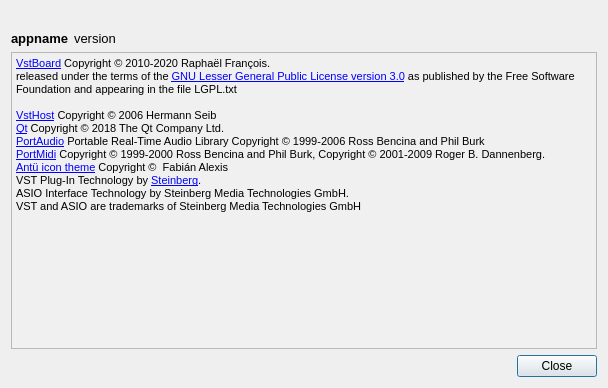
First picture: the form in src/common/views/aboutdialog.ui, repository CtrlBrk/vstboard, before the edit.
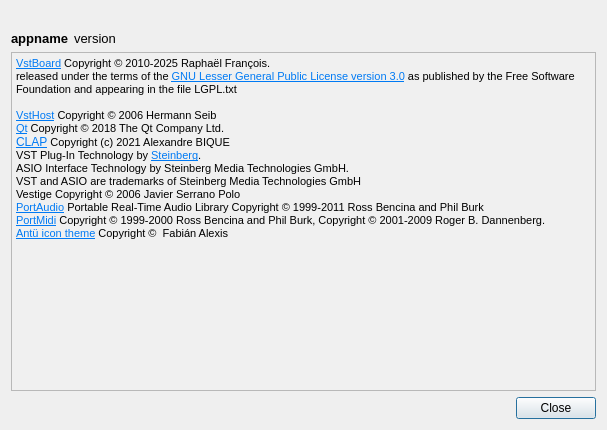
Second picture: the form after the edit. Icons and pictures are not drawn.

```diff
--- a/src/common/views/aboutdialog.ui
+++ b/src/common/views/aboutdialog.ui
@@ -9,8 +9,8 @@
    <rect>
     <x>0</x>
     <y>0</y>
-    <width>608</width>
-    <height>388</height>
+    <width>607</width>
+    <height>430</height>
    </rect>
   </property>
   <property name="sizePolicy">
@@ -142,17 +142,19 @@
 li.unchecked::marker { content: &quot;\2610&quot;; }
 li.checked::marker { content: &quot;\2612&quot;; }
 &lt;/style&gt;&lt;/head&gt;&lt;body style=&quot; font-family:'Segoe UI'; font-size:9pt; font-weight:400; font-style:normal;&quot;&gt;
-&lt;p style=&quot; margin-top:0px; margin-bottom:0px; margin-left:0px; margin-right:0px; -qt-block-indent:0; text-indent:0px;&quot;&gt;&lt;a href=&quot;http://vstboard.blogspot.com/&quot;&gt;&lt;span style=&quot; font-family:'MS Shell Dlg 2'; font-size:8pt; text-decoration: underline; color:#0000ff;&quot;&gt;VstBoard&lt;/span&gt;&lt;/a&gt;&lt;span style=&quot; font-family:'MS Shell Dlg 2'; font-size:8pt;&quot;&gt; Copyright © 2010-2020 Raphaël François. &lt;/span&gt;&lt;/p&gt;
-&lt;p style=&quot; margin-top:0px; margin-bottom:0px; margin-left:0px; margin-right:0px; -qt-block-indent:0; text-indent:0px;&quot;&gt;&lt;span style=&quot; font-family:'MS Shell Dlg 2'; font-size:8pt;&quot;&gt;released under the terms of the &lt;/span&gt;&lt;a href=&quot;http://www.gnu.org/licenses/lgpl.html&quot;&gt;&lt;span style=&quot; font-family:'MS Shell Dlg 2'; font-size:8pt; text-decoration: underline; color:#0000ff;&quot;&gt;GNU Lesser General Public License version 3.0&lt;/span&gt;&lt;/a&gt;&lt;span style=&quot; font-family:'MS Shell Dlg 2'; font-size:8pt;&quot;&gt; as published by the Free Software Foundation and appearing in the file LGPL.txt&lt;/span&gt;&lt;/p&gt;
+&lt;p style=&quot; margin-top:0px; margin-bottom:0px; margin-left:0px; margin-right:0px; -qt-block-indent:0; text-indent:0px;&quot;&gt;&lt;a href=&quot;http://vstboard.blogspot.com/&quot;&gt;&lt;span style=&quot; font-family:'MS Shell Dlg 2'; font-size:8pt; text-decoration: underline; color:#007af4;&quot;&gt;VstBoard&lt;/span&gt;&lt;/a&gt;&lt;span style=&quot; font-family:'MS Shell Dlg 2'; font-size:8pt;&quot;&gt; Copyright © 2010-2025 Raphaël François. &lt;/span&gt;&lt;/p&gt;
+&lt;p style=&quot; margin-top:0px; margin-bottom:0px; margin-left:0px; margin-right:0px; -qt-block-indent:0; text-indent:0px;&quot;&gt;&lt;span style=&quot; font-family:'MS Shell Dlg 2'; font-size:8pt;&quot;&gt;released under the terms of the &lt;/span&gt;&lt;a href=&quot;http://www.gnu.org/licenses/lgpl.html&quot;&gt;&lt;span style=&quot; font-family:'MS Shell Dlg 2'; font-size:8pt; text-decoration: underline; color:#007af4;&quot;&gt;GNU Lesser General Public License version 3.0&lt;/span&gt;&lt;/a&gt;&lt;span style=&quot; font-family:'MS Shell Dlg 2'; font-size:8pt;&quot;&gt; as published by the Free Software Foundation and appearing in the file LGPL.txt&lt;/span&gt;&lt;/p&gt;
 &lt;p style=&quot;-qt-paragraph-type:empty; margin-top:0px; margin-bottom:0px; margin-left:0px; margin-right:0px; -qt-block-indent:0; text-indent:0px; font-family:'MS Shell Dlg 2'; font-size:8pt;&quot;&gt;&lt;br /&gt;&lt;/p&gt;
-&lt;p style=&quot; margin-top:0px; margin-bottom:0px; margin-left:0px; margin-right:0px; -qt-block-indent:0; text-indent:0px;&quot;&gt;&lt;a href=&quot;http://www.hermannseib.com/&quot;&gt;&lt;span style=&quot; font-family:'MS Shell Dlg 2'; font-size:8pt; text-decoration: underline; color:#0000ff;&quot;&gt;VstHost&lt;/span&gt;&lt;/a&gt;&lt;span style=&quot; font-family:'MS Shell Dlg 2'; font-size:8pt;&quot;&gt; Copyright © 2006 Hermann Seib&lt;/span&gt;&lt;/p&gt;
-&lt;p style=&quot; margin-top:0px; margin-bottom:0px; margin-left:0px; margin-right:0px; -qt-block-indent:0; text-indent:0px;&quot;&gt;&lt;a href=&quot;http://qt.nokia.com&quot;&gt;&lt;span style=&quot; font-family:'MS Shell Dlg 2'; font-size:8pt; text-decoration: underline; color:#0000ff;&quot;&gt;Qt&lt;/span&gt;&lt;/a&gt;&lt;span style=&quot; font-family:'MS Shell Dlg 2'; font-size:8pt;&quot;&gt; Copyright © 2018 The Qt Company Ltd.&lt;/span&gt;&lt;/p&gt;
-&lt;p style=&quot; margin-top:0px; margin-bottom:0px; margin-left:0px; margin-right:0px; -qt-block-indent:0; text-indent:0px;&quot;&gt;&lt;a href=&quot;http://www.portaudio.com&quot;&gt;&lt;span style=&quot; font-family:'MS Shell Dlg 2'; font-size:8pt; text-decoration: underline; color:#0000ff;&quot;&gt;PortAudio&lt;/span&gt;&lt;/a&gt;&lt;span style=&quot; font-family:'MS Shell Dlg 2'; font-size:8pt;&quot;&gt; Portable Real-Time Audio Library Copyright © 1999-2006 Ross Bencina and Phil Burk&lt;/span&gt;&lt;/p&gt;
-&lt;p style=&quot; margin-top:0px; margin-bottom:0px; margin-left:0px; margin-right:0px; -qt-block-indent:0; text-indent:0px;&quot;&gt;&lt;a href=&quot;http://sourceforge.net/projects/portmedia&quot;&gt;&lt;span style=&quot; font-family:'MS Shell Dlg 2'; font-size:8pt; text-decoration: underline; color:#0000ff;&quot;&gt;PortMidi&lt;/span&gt;&lt;/a&gt;&lt;span style=&quot; font-family:'MS Shell Dlg 2'; font-size:8pt;&quot;&gt; Copyright © 1999-2000 Ross Bencina and Phil Burk, Copyright © 2001-2009 Roger B. Dannenberg.&lt;/span&gt;&lt;/p&gt;
-&lt;p style=&quot; margin-top:0px; margin-bottom:0px; margin-left:0px; margin-right:0px; -qt-block-indent:0; text-indent:0px;&quot;&gt;&lt;a href=&quot;https://github.com/fabianalexisinostroza&quot;&gt;&lt;span style=&quot; font-family:'MS Shell Dlg 2'; font-size:8pt; text-decoration: underline; color:#0000ff;&quot;&gt;Antü icon theme&lt;/span&gt;&lt;/a&gt;&lt;span style=&quot; font-family:'MS Shell Dlg 2'; font-size:8pt;&quot;&gt; Copyright ©  Fabián Alexis&lt;/span&gt;&lt;/p&gt;
-&lt;p style=&quot; margin-top:0px; margin-bottom:0px; margin-left:0px; margin-right:0px; -qt-block-indent:0; text-indent:0px;&quot;&gt;&lt;span style=&quot; font-family:'MS Shell Dlg 2'; font-size:8pt;&quot;&gt;VST Plug-In Technology by &lt;/span&gt;&lt;a href=&quot;http://www.steinberg.net&quot;&gt;&lt;span style=&quot; font-family:'MS Shell Dlg 2'; font-size:8pt; text-decoration: underline; color:#0000ff;&quot;&gt;Steinberg&lt;/span&gt;&lt;/a&gt;&lt;span style=&quot; font-family:'MS Shell Dlg 2'; font-size:8pt;&quot;&gt;.&lt;/span&gt;&lt;/p&gt;
+&lt;p style=&quot; margin-top:0px; margin-bottom:0px; margin-left:0px; margin-right:0px; -qt-block-indent:0; text-indent:0px;&quot;&gt;&lt;a href=&quot;http://www.hermannseib.com/&quot;&gt;&lt;span style=&quot; font-family:'MS Shell Dlg 2'; font-size:8pt; text-decoration: underline; color:#007af4;&quot;&gt;VstHost&lt;/span&gt;&lt;/a&gt;&lt;span style=&quot; font-family:'MS Shell Dlg 2'; font-size:8pt;&quot;&gt; Copyright © 2006 Hermann Seib&lt;/span&gt;&lt;/p&gt;
+&lt;p style=&quot; margin-top:0px; margin-bottom:0px; margin-left:0px; margin-right:0px; -qt-block-indent:0; text-indent:0px;&quot;&gt;&lt;a href=&quot;http://qt.nokia.com&quot;&gt;&lt;span style=&quot; font-family:'MS Shell Dlg 2'; font-size:8pt; text-decoration: underline; color:#007af4;&quot;&gt;Qt&lt;/span&gt;&lt;/a&gt;&lt;span style=&quot; font-family:'MS Shell Dlg 2'; font-size:8pt;&quot;&gt; Copyright © 2018 The Qt Company Ltd.&lt;/span&gt;&lt;/p&gt;
+&lt;p style=&quot; margin-top:0px; margin-bottom:0px; margin-left:0px; margin-right:0px; -qt-block-indent:0; text-indent:0px;&quot;&gt;&lt;a href=&quot;https://cleveraudio.org/&quot;&gt;&lt;span style=&quot; text-decoration: underline; color:#007af4;&quot;&gt;CLAP&lt;/span&gt;&lt;/a&gt;&lt;span style=&quot; font-family:'MS Shell Dlg 2'; font-size:8pt;&quot;&gt; Copyright (c) 2021 Alexandre BIQUE&lt;/span&gt;&lt;/p&gt;
+&lt;p style=&quot; margin-top:0px; margin-bottom:0px; margin-left:0px; margin-right:0px; -qt-block-indent:0; text-indent:0px;&quot;&gt;&lt;span style=&quot; font-family:'MS Shell Dlg 2'; font-size:8pt;&quot;&gt;VST Plug-In Technology by &lt;/span&gt;&lt;a href=&quot;http://www.steinberg.net&quot;&gt;&lt;span style=&quot; font-family:'MS Shell Dlg 2'; font-size:8pt; text-decoration: underline; color:#007af4;&quot;&gt;Steinberg&lt;/span&gt;&lt;/a&gt;&lt;span style=&quot; font-family:'MS Shell Dlg 2'; font-size:8pt;&quot;&gt;.&lt;/span&gt;&lt;/p&gt;
 &lt;p style=&quot; margin-top:0px; margin-bottom:0px; margin-left:0px; margin-right:0px; -qt-block-indent:0; text-indent:0px;&quot;&gt;&lt;span style=&quot; font-family:'MS Shell Dlg 2'; font-size:8pt;&quot;&gt;ASIO Interface Technology by Steinberg Media Technologies GmbH.&lt;/span&gt;&lt;/p&gt;
-&lt;p style=&quot; margin-top:0px; margin-bottom:0px; margin-left:0px; margin-right:0px; -qt-block-indent:0; text-indent:0px;&quot;&gt;&lt;span style=&quot; font-family:'MS Shell Dlg 2'; font-size:8pt;&quot;&gt;VST and ASIO are trademarks of Steinberg Media Technologies GmbH&lt;/span&gt;&lt;/p&gt;&lt;/body&gt;&lt;/html&gt;</string>
+&lt;p style=&quot; margin-top:0px; margin-bottom:0px; margin-left:0px; margin-right:0px; -qt-block-indent:0; text-indent:0px;&quot;&gt;&lt;span style=&quot; font-family:'MS Shell Dlg 2'; font-size:8pt;&quot;&gt;VST and ASIO are trademarks of Steinberg Media Technologies GmbH&lt;/span&gt;&lt;/p&gt;
+&lt;p style=&quot; margin-top:0px; margin-bottom:0px; margin-left:0px; margin-right:0px; -qt-block-indent:0; text-indent:0px;&quot;&gt;&lt;span style=&quot; font-family:'MS Shell Dlg 2'; font-size:8pt;&quot;&gt;Vestige Copyright © 2006 Javier Serrano Polo&lt;/span&gt;&lt;/p&gt;
+&lt;p style=&quot; margin-top:0px; margin-bottom:0px; margin-left:0px; margin-right:0px; -qt-block-indent:0; text-indent:0px;&quot;&gt;&lt;a href=&quot;http://www.portaudio.com&quot;&gt;&lt;span style=&quot; font-family:'MS Shell Dlg 2'; font-size:8pt; text-decoration: underline; color:#007af4;&quot;&gt;PortAudio&lt;/span&gt;&lt;/a&gt;&lt;span style=&quot; font-family:'MS Shell Dlg 2'; font-size:8pt;&quot;&gt; Portable Real-Time Audio Library &lt;/span&gt;&lt;span style=&quot; font-size:8pt;&quot;&gt;Copyright &lt;/span&gt;&lt;span style=&quot; font-family:'MS Shell Dlg 2'; font-size:8pt;&quot;&gt;© &lt;/span&gt;&lt;span style=&quot; font-size:8pt;&quot;&gt;1999-2011 Ross Bencina and Phil Burk&lt;/span&gt;&lt;/p&gt;
+&lt;p style=&quot; margin-top:0px; margin-bottom:0px; margin-left:0px; margin-right:0px; -qt-block-indent:0; text-indent:0px;&quot;&gt;&lt;a href=&quot;http://sourceforge.net/projects/portmedia&quot;&gt;&lt;span style=&quot; font-family:'MS Shell Dlg 2'; font-size:8pt; text-decoration: underline; color:#007af4;&quot;&gt;PortMidi&lt;/span&gt;&lt;/a&gt;&lt;span style=&quot; font-family:'MS Shell Dlg 2'; font-size:8pt;&quot;&gt; Copyright © 1999-2000 Ross Bencina and Phil Burk, Copyright © 2001-2009 Roger B. Dannenberg.&lt;/span&gt;&lt;/p&gt;
+&lt;p style=&quot; margin-top:0px; margin-bottom:0px; margin-left:0px; margin-right:0px; -qt-block-indent:0; text-indent:0px;&quot;&gt;&lt;a href=&quot;https://github.com/fabianalexisinostroza&quot;&gt;&lt;span style=&quot; font-family:'MS Shell Dlg 2'; font-size:8pt; text-decoration: underline; color:#007af4;&quot;&gt;Antü icon theme&lt;/span&gt;&lt;/a&gt;&lt;span style=&quot; font-family:'MS Shell Dlg 2'; font-size:8pt;&quot;&gt; Copyright ©  Fabián Alexis&lt;/span&gt;&lt;/p&gt;&lt;/body&gt;&lt;/html&gt;</string>
      </property>
      <property name="textInteractionFlags">
       <set>Qt::TextInteractionFlag::LinksAccessibleByKeyboard|Qt::TextInteractionFlag::LinksAccessibleByMouse</set>
@@ -194,6 +196,25 @@
        </property>
       </widget>
      </item>
+     <item>
+      <widget class="QLabel" name="label">
+       <property name="maximumSize">
+        <size>
+         <width>100</width>
+         <height>100</height>
+        </size>
+       </property>
+       <property name="text">
+        <string/>
+       </property>
+       <property name="pixmap">
+        <pixmap resource="../../resources/resources.qrc">:/CLAP Full Logo.svg</pixmap>
+       </property>
+       <property name="scaledContents">
+        <bool>true</bool>
+       </property>
+      </widget>
+     </item>
      <item>
       <widget class="QDialogButtonBox" name="buttonBox">
        <property name="orientation">
```
Left out of the diff: 1 changed line with no effect on the pictures.
